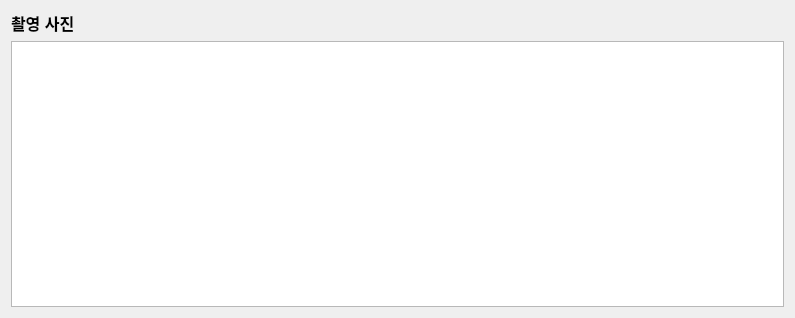
The window that Project/src/pms/PatientManagementSW/imagemanager.ui (AndaCondaa/Dental_Imaging_SW_System) describes before a commit, drawn with Qt 5.
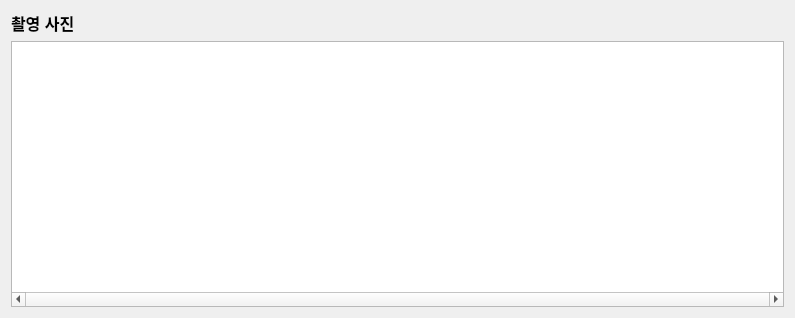
The same window after the commit.

Commit message: fix error when sending files

What changed in the file:
```diff
--- a/Project/src/pms/PatientManagementSW/imagemanager.ui
+++ b/Project/src/pms/PatientManagementSW/imagemanager.ui
@@ -41,7 +41,7 @@
         <enum>Qt::ScrollBarAsNeeded</enum>
        </property>
        <property name="horizontalScrollBarPolicy">
-        <enum>Qt::ScrollBarAlwaysOff</enum>
+        <enum>Qt::ScrollBarAlwaysOn</enum>
        </property>
        <property name="iconSize">
         <size>
@@ -50,7 +50,7 @@
         </size>
        </property>
        <property name="flow">
-        <enum>QListView::LeftToRight</enum>
+        <enum>QListView::TopToBottom</enum>
        </property>
        <property name="resizeMode">
         <enum>QListView::Adjust</enum>
```
The commit also changes 1 other file.
